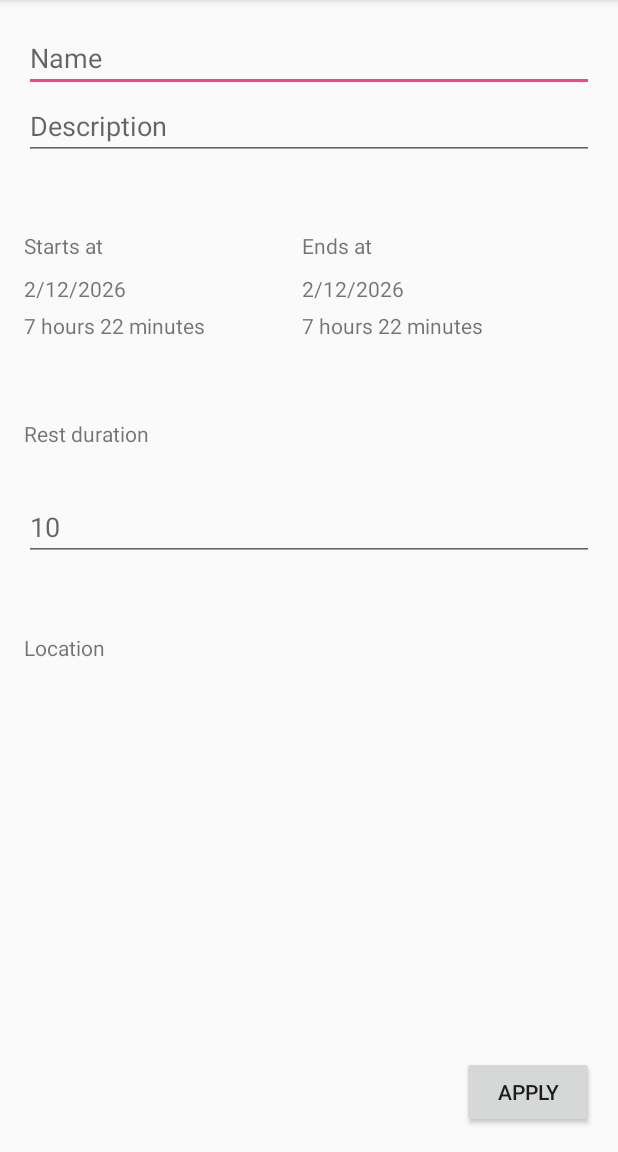
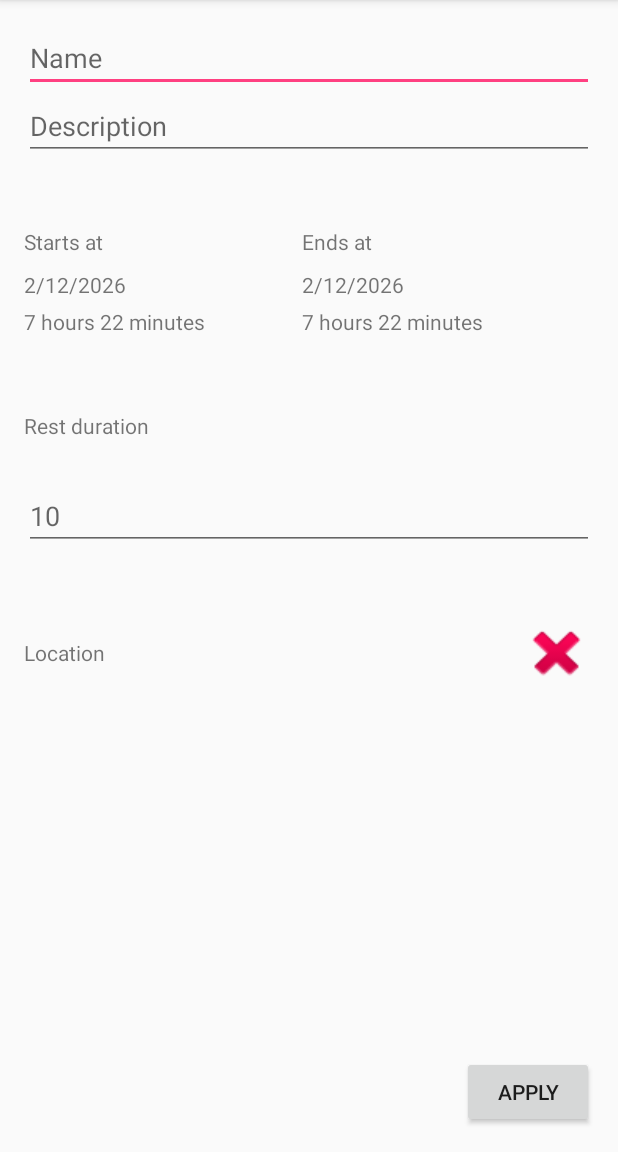
Before and after one commit to Ivan-Veselov/atum, an Android app: the FixedTaskEditorActivity screen opened directly, with no data from a screen before it, on a phone screen of 412 x 824 dp, the part 84-1236 px from its top. Run offline under Robolectric (Android 15) with nearby library versions, the phone set to English and light mode, and no system bars.

Commit message:
Add clear location button in fixed editor activity and fix bug with editing location.

```diff
--- a/app/src/main/java/ru/spbau/mit/atum/FixedTaskEditorActivity.java
+++ b/app/src/main/java/ru/spbau/mit/atum/FixedTaskEditorActivity.java
@@ -102,8 +102,11 @@ public class FixedTaskEditorActivity extends AppCompatActivity {
             endHour = end.getHourOfDay();
             endMinute = end.getMinuteOfHour();
 
-            chosenPlace = taskToEdit.getPlace();
-            placeTextView.setText(chosenPlace.getAddress());
+            if (taskToEdit.getPlace() != null) {
+                chosenPlace = taskToEdit.getPlace();
+                placeTextView.setText(chosenPlace.getAddress());
+            }
+
         }
 
         tvStartDate.setText(startDay + "/" + startMonth + "/" + startYear);
@@ -244,6 +247,11 @@ public class FixedTaskEditorActivity extends AppCompatActivity {
         finish();
     }
 
+    public void onClearLocationButtonClick(View view) {
+        chosenPlace = null;
+        placeTextView.setText("Location");
+    }
+
     @Override
     public void onActivityResult(int requestCode, int resultCode, Intent data) {
         super.onActivityResult(requestCode, resultCode, data);
--- a/app/src/main/res/layout/activity_fixed_task_editor.xml
+++ b/app/src/main/res/layout/activity_fixed_task_editor.xml
@@ -132,13 +132,29 @@
             android:layout_height="wrap_content"
             android:layout_weight="0.11" />
 
-        <TextView
-            android:text="Location"
+        <LinearLayout
             android:layout_width="match_parent"
             android:layout_height="wrap_content"
-            android:id="@+id/fixed_task_location_text_view"
-            android:clickable="true"
-            android:onClick="onClickLocationButton" />
+            android:orientation="horizontal">
+
+            <TextView
+                android:text="Location"
+                android:layout_width="0dp"
+                android:layout_height="wrap_content"
+                android:id="@+id/fixed_task_location_text_view"
+                android:clickable="true"
+                android:onClick="onClickLocationButton"
+                android:layout_weight="100" />
+
+            <Button
+                android:layout_width="0dp"
+                android:layout_weight="15"
+                android:layout_height="wrap_content"
+                android:onClick="onClearLocationButtonClick"
+                android:id="@+id/task_editor_clear_location_button"
+                android:background="@android:drawable/ic_delete" />
+
+        </LinearLayout>
 
     </LinearLayout>
 
@@ -150,4 +166,5 @@
         android:layout_alignParentEnd="true"
         android:onClick="onButtonApplyClick"
         android:id="@+id/fixed_task_editor_apply_button" />
+
 </RelativeLayout>
```
